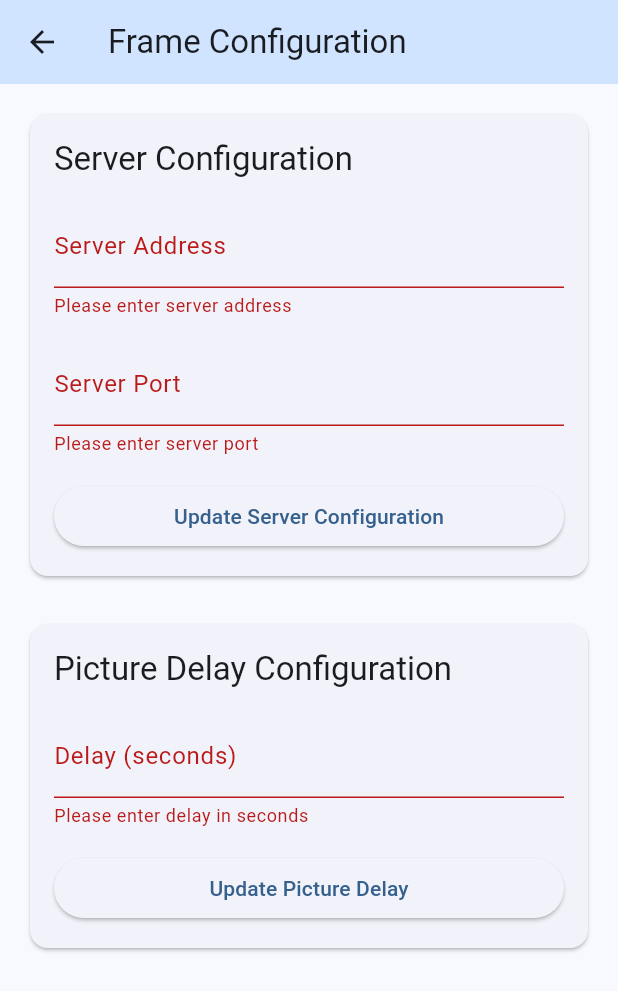
After one commit to merlinsoftwaresl/frame_app, a Flutter app: the FrameConfigurationScreen screen opened directly, after a tap on "Update Server Configuration", after a tap on "Update Picture Delay", on a phone screen of 412 x 824 dp. The commit adds this screen. Shown: the top 991 px of the screen. Run offline on Flutter 3.47's test engine with Material 3 defaults, Android fonts, the phone set to English and light mode, and no system bars; our stand-ins replace dio, flutter_riverpod, fpdart; missing offline and left inert: mobile_scanner.

Commit message:
feat: add option to change image delay

```diff
--- a/lib/main.dart
+++ b/lib/main.dart
@@ -3,6 +3,7 @@ import 'package:flutter_riverpod/flutter_riverpod.dart';
 import 'dart:math';
 import 'barcode_scanner.dart';
 import 'providers/frame_connection_provider.dart';
+import 'screens/frame_configuration_screen.dart';
 
 void main() {
   runApp(
@@ -104,7 +105,7 @@ class MyHomePage extends ConsumerWidget {
                     context,
                     ref,
                     'Configure Frame',
-                    const Placeholder(), // TODO: Implement configuration screen
+                    const FrameConfigurationScreen(),
                   ),
                 ],
               ],
--- /dev/null
+++ b/lib/screens/frame_configuration_screen.dart
@@ -0,0 +1,251 @@
+import 'package:flutter/material.dart';
+import 'package:flutter_riverpod/flutter_riverpod.dart';
+import '../providers/frame_connection_provider.dart';
+import '../services/frame_api_service.dart';
+
+class FrameConfigurationScreen extends ConsumerStatefulWidget {
+  const FrameConfigurationScreen({super.key});
+
+  @override
+  ConsumerState<FrameConfigurationScreen> createState() => _FrameConfigurationScreenState();
+}
+
+class _FrameConfigurationScreenState extends ConsumerState<FrameConfigurationScreen> {
+  final _serverFormKey = GlobalKey<FormState>();
+  final _delayFormKey = GlobalKey<FormState>();
+  final _addressController = TextEditingController();
+  final _portController = TextEditingController();
+  final _delayController = TextEditingController();
+  bool _isLoadingServer = false;
+  bool _isLoadingDelay = false;
+  String? _errorMessage;
+
+  @override
+  void dispose() {
+    _addressController.dispose();
+    _portController.dispose();
+    _delayController.dispose();
+    super.dispose();
+  }
+
+  Future<void> _submitServerConfiguration() async {
+    if (!_serverFormKey.currentState!.validate()) return;
+
+    setState(() {
+      _isLoadingServer = true;
+      _errorMessage = null;
+    });
+
+    final frameId = ref.read(frameConnectionProvider);
+    if (frameId == null) {
+      setState(() {
+        _errorMessage = 'No frame connected';
+        _isLoadingServer = false;
+      });
+      return;
+    }
+
+    final result = await ref.read(frameApiServiceProvider).configureServerAddress(
+          frameId: frameId,
+          serverAddress: _addressController.text,
+          serverPort: _portController.text,
+        );
+
+    setState(() {
+      _isLoadingServer = false;
+    });
+
+    result.fold(
+      (error) {
+        setState(() => _errorMessage = error);
+      },
+      (success) {
+        ScaffoldMessenger.of(context).showSnackBar(
+          const SnackBar(
+            content: Text('Server address updated successfully'),
+            backgroundColor: Colors.green,
+          ),
+        );
+      },
+    );
+  }
+
+  Future<void> _submitDelayConfiguration() async {
+    if (!_delayFormKey.currentState!.validate()) return;
+
+    setState(() {
+      _isLoadingDelay = true;
+      _errorMessage = null;
+    });
+
+    final frameId = ref.read(frameConnectionProvider);
+    if (frameId == null) {
+      setState(() {
+        _errorMessage = 'No frame connected';
+        _isLoadingDelay = false;
+      });
+      return;
+    }
+
+    final delay = int.parse(_delayController.text);
+    final result = await ref.read(frameApiServiceProvider).configureDelay(
+          frameId: frameId,
+          delaySeconds: delay,
+        );
+
+    setState(() {
+      _isLoadingDelay = false;
+    });
+
+    result.fold(
+      (error) {
+        setState(() => _errorMessage = error);
+      },
+      (success) {
+        ScaffoldMessenger.of(context).showSnackBar(
+          const SnackBar(
+            content: Text('Picture delay updated successfully'),
+            backgroundColor: Colors.green,
+          ),
+        );
+      },
+    );
+  }
+
+  @override
+  Widget build(BuildContext context) {
+    return Scaffold(
+      appBar: AppBar(
+        title: const Text('Frame Configuration'),
+        backgroundColor: Theme.of(context).colorScheme.primaryContainer,
+      ),
+      body: SingleChildScrollView(
+        padding: const EdgeInsets.all(16.0),
+        child: Column(
+          crossAxisAlignment: CrossAxisAlignment.stretch,
+          children: [
+            Card(
+              child: Padding(
+                padding: const EdgeInsets.all(16.0),
+                child: Form(
+                  key: _serverFormKey,
+                  child: Column(
+                    crossAxisAlignment: CrossAxisAlignment.stretch,
+                    children: [
+                      Text(
+                        'Server Configuration',
+                        style: Theme.of(context).textTheme.titleLarge,
+                      ),
+                      const SizedBox(height: 16),
+                      TextFormField(
+                        controller: _addressController,
+                        decoration: const InputDecoration(
+                          labelText: 'Server Address',
+                          hintText: 'e.g., 192.168.1.100',
+                        ),
+                        validator: (value) {
+                          if (value == null || value.isEmpty) {
+                            return 'Please enter server address';
+                          }
+                          return null;
+                        },
+                      ),
+                      const SizedBox(height: 16),
+                      TextFormField(
+                        controller: _portController,
+                        decoration: const InputDecoration(
+                          labelText: 'Server Port',
+                          hintText: 'e.g., 8080',
+                        ),
+                        keyboardType: TextInputType.number,
+                        validator: (value) {
+                          if (value == null || value.isEmpty) {
+                            return 'Please enter server port';
+                          }
+                          final port = int.tryParse(value);
+                          if (port == null || port <= 0 || port > 65535) {
+                            return 'Please enter a valid port number (1-65535)';
+                          }
+                          return null;
+                        },
+                      ),
+                      const SizedBox(height: 16),
+                      ElevatedButton(
+                        onPressed: _isLoadingServer ? null : _submitServerConfiguration,
+                        child: _isLoadingServer
+                            ? const SizedBox(
+                                height: 20,
+                                width: 20,
+                                child: CircularProgressIndicator(strokeWidth: 2),
+                              )
+                            : const Text('Update Server Configuration'),
+                      ),
+                    ],
+                  ),
+                ),
+              ),
+            ),
+            const SizedBox(height: 24),
+            Card(
+              child: Padding(
+                padding: const EdgeInsets.all(16.0),
+                child: Form(
+                  key: _delayFormKey,
+                  child: Column(
+                    crossAxisAlignment: CrossAxisAlignment.stretch,
+                    children: [
+                      Text(
+                        'Picture Delay Configuration',
+                        style: Theme.of(context).textTheme.titleLarge,
+                      ),
+                      const SizedBox(height: 16),
+                      TextFormField(
+                        controller: _delayController,
+                        decoration: const InputDecoration(
+                          labelText: 'Delay (seconds)',
+                          hintText: 'e.g., 30',
+                        ),
+                        keyboardType: TextInputType.number,
+                        validator: (value) {
+                          if (value == null || value.isEmpty) {
+                            return 'Please enter delay in seconds';
+                          }
+                          final delay = int.tryParse(value);
+                          if (delay == null || delay <= 0) {
+                            return 'Please enter a valid delay in seconds';
+                          }
+                          return null;
+                        },
+                      ),
+                      const SizedBox(height: 16),
+                      ElevatedButton(
+                        onPressed: _isLoadingDelay ? null : _submitDelayConfiguration,
+                        child: _isLoadingDelay
+                            ? const SizedBox(
+                                height: 20,
+                                width: 20,
+                                child: CircularProgressIndicator(strokeWidth: 2),
+                              )
+                            : const Text('Update Picture Delay'),
+                      ),
+                    ],
+                  ),
+                ),
+              ),
+            ),
+            if (_errorMessage != null)
+              Padding(
+                padding: const EdgeInsets.only(top: 16),
+                child: Text(
+                  _errorMessage!,
+                  style: TextStyle(
+                    color: Theme.of(context).colorScheme.error,
+                  ),
+                ),
+              ),
+          ],
+        ),
+      ),
+    );
+  }
+}
--- a/pubspec.yaml
+++ b/pubspec.yaml
@@ -36,6 +36,8 @@ dependencies:
   cupertino_icons: ^1.0.8
   mobile_scanner: ^6.0.6
   flutter_riverpod: ^2.6.1
+  dio: ^5.8.0+1
+  fpdart: ^1.1.1
 
 dev_dependencies:
   flutter_test:
```
Also changed, not shown: lib/services/frame_api_service.dart (added, +48 -0 lines).
